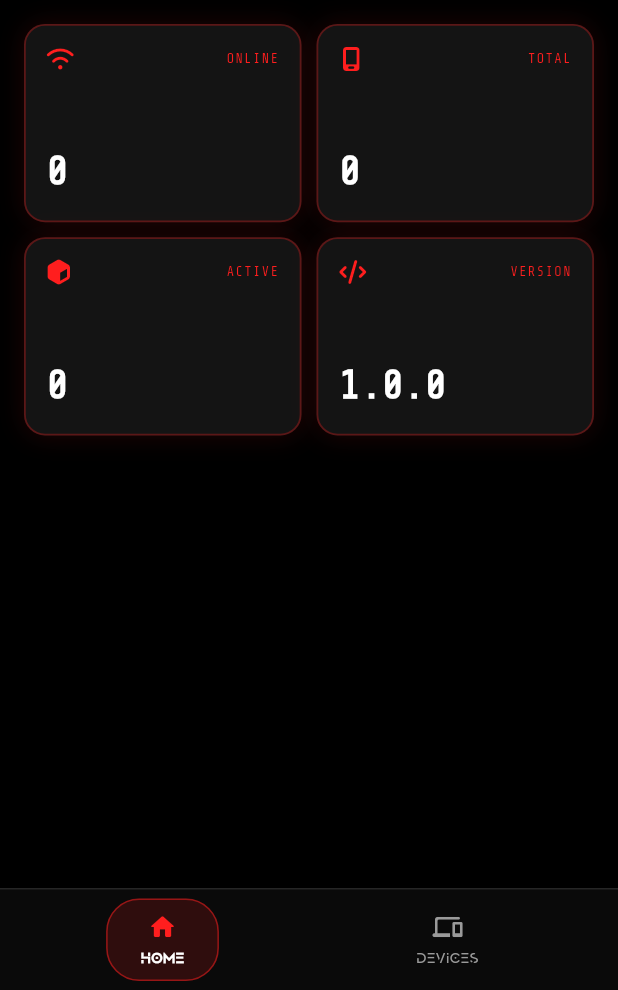
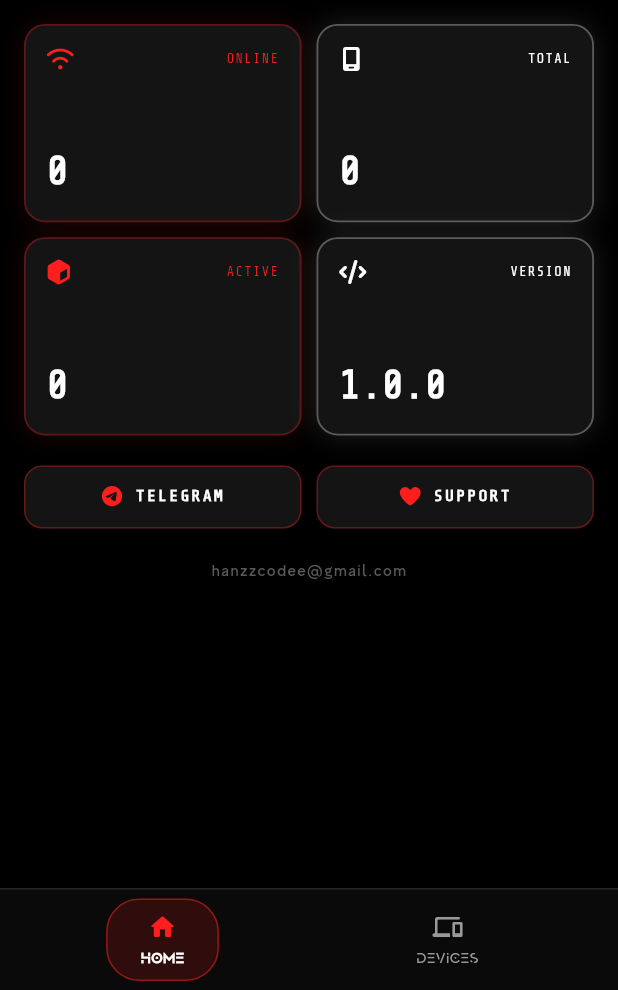
Before and after one commit to hanzcodereal/voidhand, a Flutter app: the screen it shows after launch, on a phone screen of 412 x 824 dp, the part 246-1236 px from its top. Run offline on Flutter 3.47's test engine with Material 3 defaults, Android fonts, the phone set to English and light mode, and no system bars; our stand-ins replace font_awesome_flutter, shared_preferences; network calls fail.

Commit message:
Update dashboard.dart

```diff
--- a/lib/screens/dashboard.dart
+++ b/lib/screens/dashboard.dart
@@ -1,5 +1,6 @@
 import 'package:flutter/material.dart';
 import 'package:font_awesome_flutter/font_awesome_flutter.dart';
+import 'package:url_launcher/url_launcher.dart';
 import '../theme.dart';
 import '../api.dart';
 import 'devices.dart';
@@ -44,8 +45,12 @@ class _DashboardScreenState extends State<DashboardScreen> {
     } catch (_) {}
   }
 
-  Widget _stat(String label, String val, IconData icon) {
-    const c = T.red;
+  Future<void> _open(String url) async {
+    final uri = Uri.parse(url);
+    await launchUrl(uri, mode: LaunchMode.externalApplication);
+  }
+
+  Widget _stat(String label, String val, IconData icon, Color c) {
     return Container(
       padding: const EdgeInsets.all(14),
       decoration: BoxDecoration(
@@ -61,9 +66,9 @@ class _DashboardScreenState extends State<DashboardScreen> {
         children: [
           Row(
             children: [
-              const Icon(icon, color: c, size: 16),
+              Icon(icon, color: c, size: 16),
               const Spacer(),
-              const Text(
+              Text(
                 label,
                 style: TextStyle(
                   fontFamily: T.mono,
@@ -164,14 +169,76 @@ class _DashboardScreenState extends State<DashboardScreen> {
             mainAxisSpacing: 10,
             childAspectRatio: 1.4,
             children: [
-              _stat('ONLINE', '$_online', FontAwesomeIcons.wifi),
-              _stat('TOTAL', '$_total', FontAwesomeIcons.mobileScreen),
-              _stat('ACTIVE', '$_fps', FontAwesomeIcons.cube),
-              _stat('VERSION', '1.0.0', FontAwesomeIcons.code),
+              _stat('ONLINE', '$_online', FontAwesomeIcons.wifi, T.red),
+              _stat('TOTAL', '$_total', FontAwesomeIcons.mobileScreen, T.white),
+              _stat('ACTIVE', '$_fps', FontAwesomeIcons.cube, T.red),
+              _stat('VERSION', '1.0.0', FontAwesomeIcons.code, T.white),
             ],
           ),
-          const SizedBox(height: 40),
+          const SizedBox(height: 20),
+          Row(
+            children: [
+              Expanded(
+                child: _footer(
+                  'TELEGRAM',
+                  FontAwesomeIcons.telegram,
+                  () => _open('https://t.me/hanzdev'),
+                ),
+              ),
+              const SizedBox(width: 10),
+              Expanded(
+                child: _footer(
+                  'SUPPORT',
+                  FontAwesomeIcons.solidHeart,
+                  () => _open('https://saweria.co/hanzreally'),
+                ),
+              ),
+            ],
+          ),
+          const SizedBox(height: 20),
+          Center(
+            child: Text(
+              'hanzzcodee@gmail.com',
+              style: TextStyle(
+                fontFamily: T.ui,
+                color: T.faint,
+                fontSize: 11,
+                letterSpacing: 1,
+              ),
+            ),
+          ),
         ],
+      ),
+    );
+  }
+
+  Widget _footer(String label, IconData icon, VoidCallback fn) {
+    return GestureDetector(
+      onTap: fn,
+      child: Container(
+        padding: const EdgeInsets.symmetric(vertical: 12),
+        decoration: BoxDecoration(
+          color: T.card,
+          borderRadius: BorderRadius.circular(12),
+          border: Border.all(color: T.red.withOpacity(0.35)),
+        ),
+        child: Row(
+          mainAxisAlignment: MainAxisAlignment.center,
+          children: [
+            Icon(icon, color: T.red, size: 14),
+            const SizedBox(width: 8),
+            Text(
+              label,
+              style: const TextStyle(
+                fontFamily: T.mono,
+                color: T.white,
+                fontSize: 11,
+                letterSpacing: 1.5,
+                fontWeight: FontWeight.bold,
+              ),
+            ),
+          ],
+        ),
       ),
     );
   }
```
